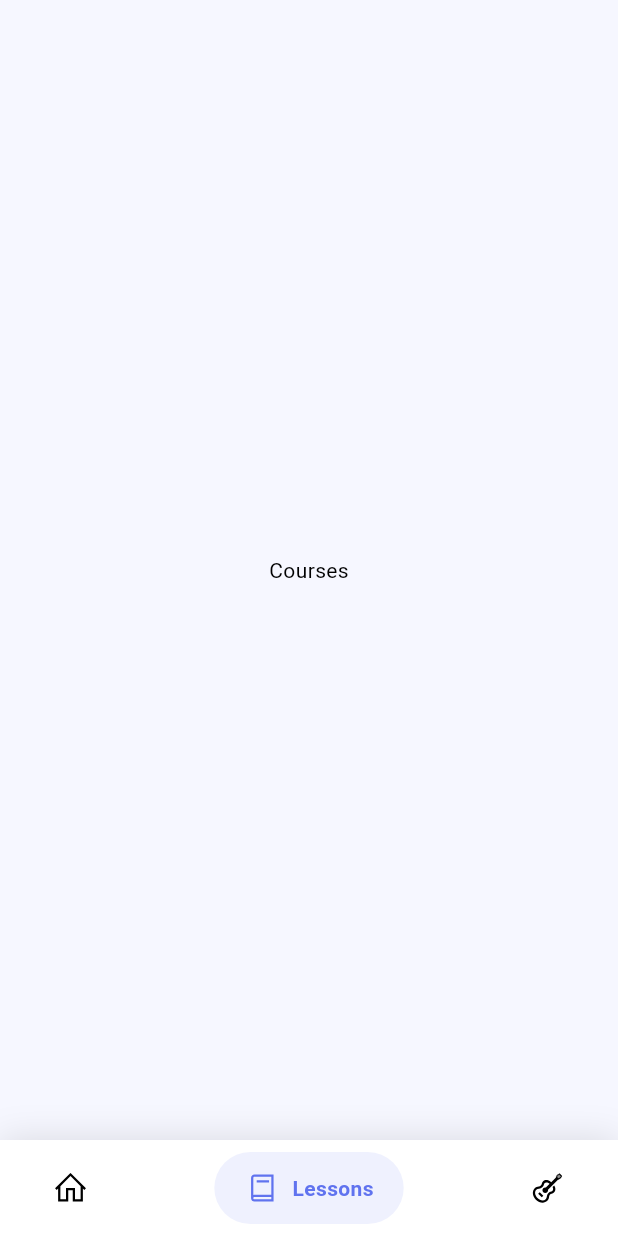
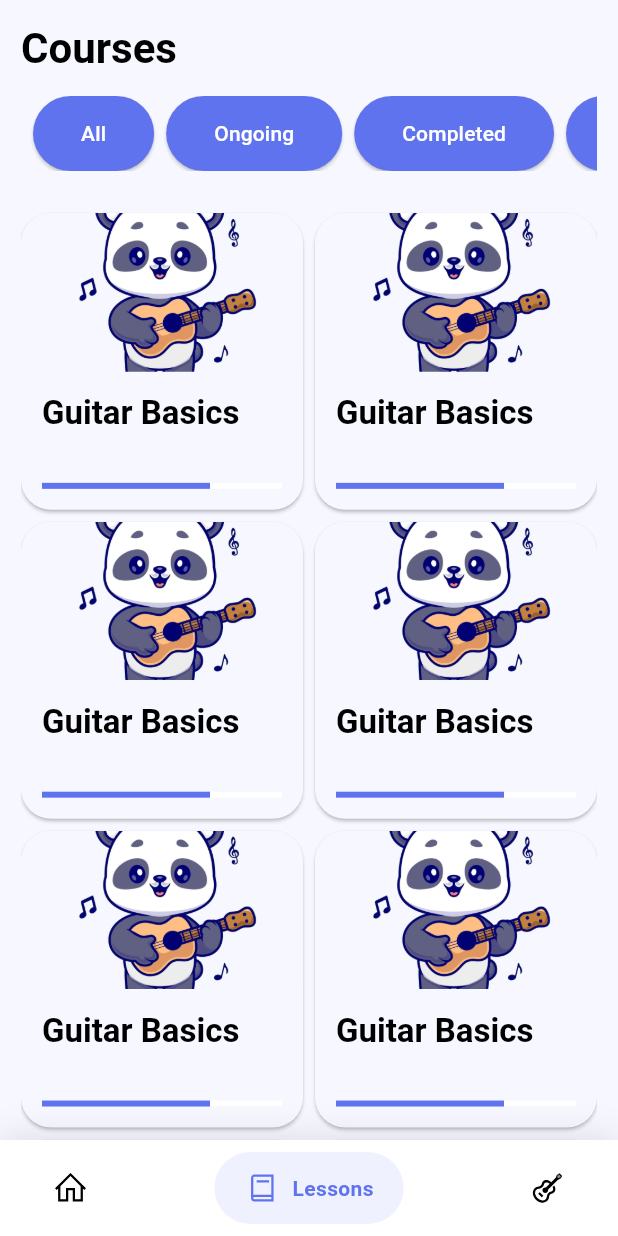
Before and after one commit to titoo-dev/guitarist_academy, a Flutter app: the HomeView screen opened by its route, item 2 of the bottom bar chosen, on a phone screen of 412 x 824 dp. Run offline on Flutter 3.47's test engine with Material 3 defaults, Android fonts, the phone set to English and light mode, and no system bars; drawn by our look-alikes of google_nav_bar; our stand-ins replace get, line_icons, lottie; statements that could not run were skipped.

Commit message:
Refactor HomeView to use DashboardScreen and LessonsScreen; implement CourseList and CourseFilterPanel for course management

```diff
--- a/lib/app/modules/home/views/home_view.dart
+++ b/lib/app/modules/home/views/home_view.dart
@@ -74,26 +74,33 @@ class HomeView extends GetView<HomeController> {
       body: Navigator(
         initialRoute: initialRoute.toString(),
         key: HomeController.navigatorKey,
-        onGenerateRoute: (settings) => MaterialPageRoute(
-          builder: (context) => pages[int.parse(settings.name!)],
+        onGenerateRoute: (settings) => PageRouteBuilder(
+          pageBuilder: (context, animation, secondaryAnimation) =>
+              pages[int.parse(settings.name!)],
+          transitionsBuilder: (context, animation, secondaryAnimation, child) {
+            return FadeTransition(
+              opacity: animation,
+              child: child,
+            );
+          },
         ),
       ),
     );
   }
 }
 
-class HomePage extends StatelessWidget {
-  const HomePage({super.key});
+class DashboardScreen extends StatelessWidget {
+  const DashboardScreen({super.key});
 
   @override
   Widget build(BuildContext context) {
     return SafeArea(
       child: Column(
         children: [
-          HomeViewHeader(),
-          HomeViewBanner(),
+          DashboardHeader(),
+          DashboardBanner(),
           Expanded(
-            child: HomeViewContent(
+            child: DashboardContent(
               weeklyTasks: [
                 WeeklyTask(
                   weekNumber: 1,
@@ -140,8 +147,8 @@ class HomePage extends StatelessWidget {
   }
 }
 
-class HomeViewHeader extends StatelessWidget {
-  const HomeViewHeader({super.key});
+class DashboardHeader extends StatelessWidget {
+  const DashboardHeader({super.key});
 
   @override
   Widget build(BuildContext context) {
@@ -186,8 +193,8 @@ class HomeViewHeader extends StatelessWidget {
   }
 }
 
-class HomeViewBanner extends StatelessWidget {
-  const HomeViewBanner({super.key});
+class DashboardBanner extends StatelessWidget {
+  const DashboardBanner({super.key});
 
   @override
   Widget build(BuildContext context) {
@@ -239,8 +246,8 @@ class HomeViewBanner extends StatelessWidget {
   }
 }
 
-class HomeViewContent extends StatelessWidget {
-  const HomeViewContent({
+class DashboardContent extends StatelessWidget {
+  const DashboardContent({
     super.key,
     required this.weeklyTasks,
   });
@@ -300,3 +307,159 @@ class HomeViewContent extends StatelessWidget {
     );
   }
 }
+
+class LessonsScreen extends StatelessWidget {
+  const LessonsScreen({super.key});
+
+  @override
+  Widget build(BuildContext context) {
+    return SafeArea(
+      child: Padding(
+        padding: const EdgeInsets.only(
+          left: 14.0,
+          right: 14.0,
+          top: 14.0,
+        ),
+        child: Column(
+          crossAxisAlignment: CrossAxisAlignment.start,
+          spacing: 14.0,
+          children: [
+            Text(
+              'Courses',
+              textAlign: TextAlign.center,
+              style: Theme.of(context)
+                  .textTheme
+                  .headlineMedium
+                  ?.copyWith(fontWeight: FontWeight.w600),
+            ),
+            CourseFilterPanel(),
+            Expanded(
+              child: CourseList(),
+            ),
+          ],
+        ),
+      ),
+    );
+  }
+}
+
+class CourseList extends StatelessWidget {
+  const CourseList({super.key});
+
+  @override
+  Widget build(BuildContext context) {
+    // gridview
+    return GridView.builder(
+      padding: EdgeInsets.only(top: 14.0),
+      itemCount: 30,
+      physics: BouncingScrollPhysics(),
+      gridDelegate: SliverGridDelegateWithFixedCrossAxisCount(
+        crossAxisCount: 2,
+        crossAxisSpacing: 8,
+        mainAxisSpacing: 8,
+        childAspectRatio: .95,
+      ),
+      itemBuilder: (context, index) {
+        return CourseCard();
+      },
+    );
+  }
+}
+
+class CourseFilterPanel extends StatelessWidget {
+  const CourseFilterPanel({super.key});
+
+  @override
+  Widget build(BuildContext context) {
+    // enable to filter courses by category ['all', ongoing', 'completed', 'upcoming']
+    return SizedBox(
+      height: 50,
+      child: ListView(
+        scrollDirection: Axis.horizontal,
+        children: [
+          for (final category in ['All', 'Ongoing', 'Completed', 'Upcoming'])
+            Padding(
+              padding: const EdgeInsets.only(left: 8.0),
+              child: ElevatedButton(
+                style: ElevatedButton.styleFrom(
+                  padding: EdgeInsets.symmetric(horizontal: 32),
+                  backgroundColor: Theme.of(context).colorScheme.primary,
+                  shape: RoundedRectangleBorder(
+                    borderRadius: BorderRadius.circular(50),
+                  ),
+                ),
+                onPressed: () {},
+                child: Text(
+                  category,
+                  style:
+                      TextStyle(color: Theme.of(context).colorScheme.onPrimary),
+                ),
+              ),
+            ),
+        ],
+      ),
+    );
+  }
+}
+
+class CourseCard extends StatelessWidget {
+  const CourseCard({super.key});
+
+  @override
+  Widget build(BuildContext context) {
+    return MaterialButton(
+      onPressed: () {},
+      padding: EdgeInsets.zero,
+      elevation: 1,
+      color: Theme.of(context).colorScheme.surface,
+      shape: RoundedRectangleBorder(
+        borderRadius: BorderRadius.circular(20),
+      ),
+      child: Column(
+        crossAxisAlignment: CrossAxisAlignment.stretch,
+        children: [
+          AspectRatio(
+            aspectRatio: 16 / 9,
+            child: ClipRRect(
+              borderRadius: BorderRadius.only(
+                topLeft: Radius.circular(20),
+                topRight: Radius.circular(20),
+              ),
+              child: Image.asset(
+                'assets/onboard1.png',
+                fit: BoxFit.cover,
+              ),
+            ),
+          ),
+          Expanded(
+            child: Padding(
+              padding: const EdgeInsets.all(14.0),
+              child: Column(
+                crossAxisAlignment: CrossAxisAlignment.start,
+                children: [
+                  Text(
+                    'Guitar Basics',
+                    style: Theme.of(context)
+                        .textTheme
+                        .titleLarge
+                        ?.copyWith(fontWeight: FontWeight.w600),
+                    maxLines: 2,
+                    overflow: TextOverflow.ellipsis,
+                  ),
+                  Spacer(),
+                  LinearProgressIndicator(
+                    value: 0.7, // Example progress value
+                    backgroundColor: Theme.of(context).colorScheme.onPrimary,
+                    valueColor: AlwaysStoppedAnimation<Color>(
+                      Theme.of(context).colorScheme.primary,
+                    ),
+                  ),
+                ],
+              ),
+            ),
+          ),
+        ],
+      ),
+    );
+  }
+}
--- a/lib/app/routes/app_pages.dart
+++ b/lib/app/routes/app_pages.dart
@@ -52,8 +52,8 @@ class AppPages {
       name: _Paths.HOME,
       page: () => const HomeView(
         pages: [
-          HomePage(),
-          Center(child: Text('Courses')),
+          DashboardScreen(),
+          LessonsScreen(),
           Center(child: Text('More')),
         ],
       ),
```
